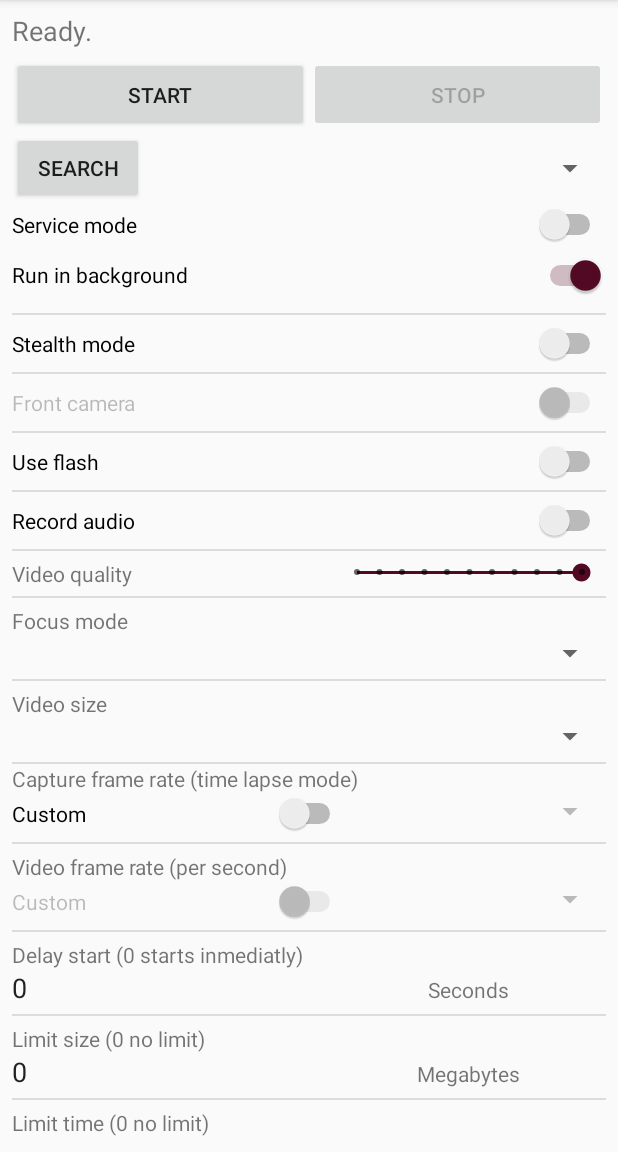
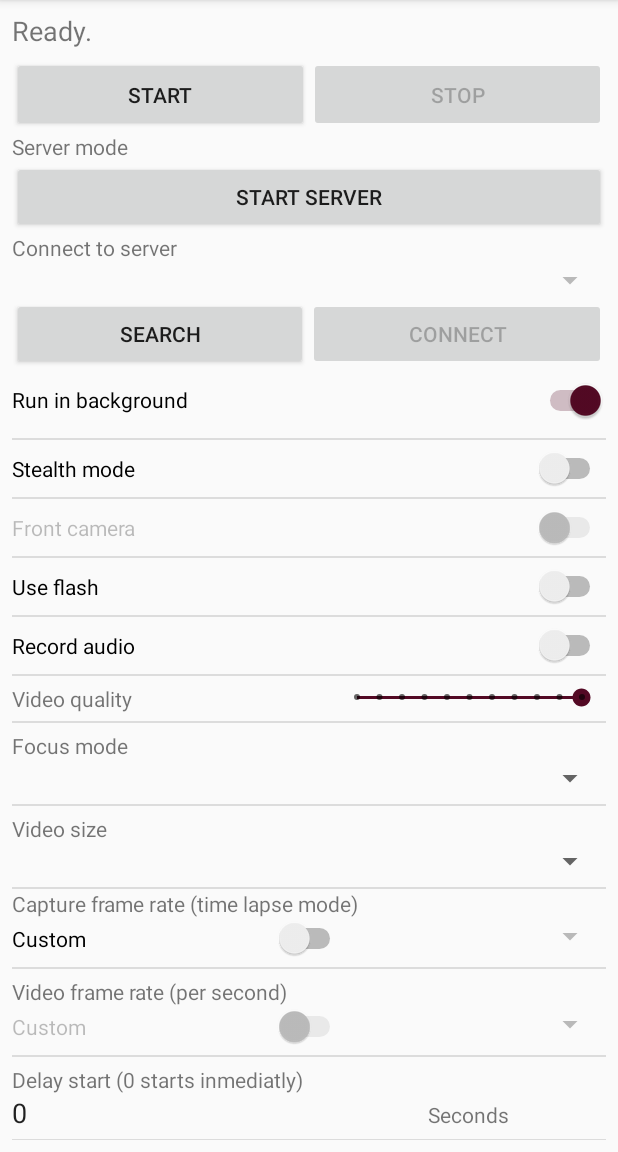
Before and after one commit to fedecris/gapcap, an Android app: the screen it shows after launch (MainActivity), on a phone screen of 412 x 824 dp, the part 84-1236 px from its top. Run offline under Robolectric (Android 15) with nearby library versions, the phone set to English and light mode, and no system bars; 9 statements that could not run were skipped.

Commit message:
Adecuaciones sobre version con inicio remoto. Still buggy...

```diff
--- a/app/src/main/java/ar/com/federicocristina/gapcap/Constants.java
+++ b/app/src/main/java/ar/com/federicocristina/gapcap/Constants.java
@@ -76,8 +76,7 @@ class Constants {
     static final String PREFERENCE_STEALTH_MODE                    = "STEALTH_MODE";
     // Shared preference: usar flash?
     static final String PREFERENCE_USE_FLASH                       = "USE_FLASH";
-    // Shared preference: modo server
-    static final String PREFERENCE_SERVICE_MODE                    = "SERVICE_MODE";
+
 
 
 
--- a/app/src/main/java/ar/com/federicocristina/gapcap/RecorderService.java
+++ b/app/src/main/java/ar/com/federicocristina/gapcap/RecorderService.java
@@ -67,8 +67,6 @@ public class RecorderService extends Service {
     boolean stealthMode;
     // Flash?
     boolean useFlash;
-    // Server mode?
-    boolean serviceMode;
 
     @Override
     public IBinder onBind(Intent intent) {
@@ -110,7 +108,6 @@ public class RecorderService extends Service {
                 repeatAtLimit = (Boolean)extras.get(Constants.PREFERENCE_REPEAT_AT_LIMIT);
                 stealthMode = (Boolean)extras.get(Constants.PREFERENCE_STEALTH_MODE);
                 useFlash = (Boolean)extras.get(Constants.PREFERENCE_USE_FLASH);
-                serviceMode = (Boolean)extras.get(Constants.PREFERENCE_SERVICE_MODE);
             }
             if (mRecordingStatus == false)
                 mRecordingStatus = startRecording();
--- a/app/src/main/java/networkdcq/communication/TCPClient.java
+++ b/app/src/main/java/networkdcq/communication/TCPClient.java
@@ -105,4 +105,6 @@ public class TCPClient extends TCPNetwork {
 			//process message
 		}
 	}
+
+
 }
--- a/app/src/main/java/networkdcq/communication/TCPCommunication.java
+++ b/app/src/main/java/networkdcq/communication/TCPCommunication.java
@@ -57,6 +57,7 @@ public class TCPCommunication extends NetworkCommunication implements Runnable{
 	@Override
 	public boolean stopService() {
 		listenerRunning = false;
+		listener.closeServer();
 		return false;
 	}
 
@@ -73,7 +74,7 @@ public class TCPCommunication extends NetworkCommunication implements Runnable{
 			clientPool.put(target.getHostIP(), new TCPClient(target.getHostIP()));
 
 		TCPClient client = clientPool.get(target.getHostIP());
-		if (client!=null && !client.connected) {
+		if ((client!=null && !client.connected) || (client.socket !=null && client.socket.isClosed())) {
 			client.connect();
 			HostDiscovery.otherHosts.put(target.getHostIP(), target);
 			return client.connected;
--- a/app/src/main/java/networkdcq/discovery/UDPListener.java
+++ b/app/src/main/java/networkdcq/discovery/UDPListener.java
@@ -62,7 +62,11 @@ class UDPListener extends UDPDiscovery implements Runnable {
 	    	NetworkDCQ.getCommunication().getConsumer().newHost(host);
 	    }
 	    else {
-	    	// Update host status
+			// Notify status change
+			if ((!otherHosts.get(values[0]).isOnLine() == "Y".equals(values[1])) || (otherHosts.get(values[0]).isOnLine() == "N".equals(values[1])) ) {
+				NetworkDCQ.getCommunication().getConsumer().newHostStatus(new Host(values[0], "Y".equals(values[1])?true:false));
+			}
+			// Update host status
 	    	otherHosts.get(values[0]).updateHostStatus("Y".equals(values[1])?true:false);
 	    }
 	}
--- a/app/src/main/res/layout/activity_main.xml
+++ b/app/src/main/res/layout/activity_main.xml
@@ -68,31 +68,53 @@
 
             </LinearLayout>
 
+            <TextView
+                android:id="@+id/textView2"
+                android:layout_width="match_parent"
+                android:layout_height="wrap_content"
+                android:text="Server mode" />
+
+            <Button
+                android:id="@+id/button_serverMode"
+                android:layout_width="match_parent"
+                android:layout_height="wrap_content"
+                android:onClick="startServerMode"
+                android:text="START SERVER" />
+
+            <TextView
+                android:id="@+id/textView"
+                android:layout_width="match_parent"
+                android:layout_height="wrap_content"
+                android:text="Connect to server" />
+
+            <Spinner
+                android:id="@+id/spinner_connectToHost"
+                android:layout_width="match_parent"
+                android:layout_height="match_parent"
+                android:layout_weight="1" />
+
             <LinearLayout
                 android:layout_width="match_parent"
                 android:layout_height="match_parent"
                 android:orientation="horizontal">
 
                 <Button
+                    android:id="@+id/button_searchServers"
+                    android:layout_width="wrap_content"
+                    android:layout_height="wrap_content"
+                    android:layout_weight="1"
+                    android:onClick="searchForRemoteHost"
+                    android:text="SEARCH" />
+
+                <Button
                     android:id="@+id/button_connectToHost"
                     android:layout_width="wrap_content"
                     android:layout_height="wrap_content"
-                    android:layout_weight="0"
-                    android:onClick="connectToRemoteHost"
-                    android:text="SEARCH" />
+                    android:layout_weight="1"
+                    android:onClick="connectToServer"
+                    android:text="CONNECT" />
 
-                <Spinner
-                    android:id="@+id/spinner_connectToHost"
-                    android:layout_width="wrap_content"
-                    android:layout_height="match_parent"
-                    android:layout_weight="1" />
             </LinearLayout>
-
-            <Switch
-                android:id="@+id/switch_serviceMode"
-                android:layout_width="match_parent"
-                android:layout_height="wrap_content"
-                android:text="Service mode" />
 
             <Switch
                 android:id="@+id/switch_toBackground"
```
Also changed, not shown: app/src/main/java/ar/com/federicocristina/gapcap/MainActivity.java (+174 -80 lines), app/src/main/java/ar/com/federicocristina/gapcap/NetworkConsumer.java (+23 -12 lines), app/src/main/java/ar/com/federicocristina/gapcap/NetworkData.java (+10 -2 lines), app/src/main/java/networkdcq/NetworkApplicationDataConsumer.java (+7 -0 lines), app/src/main/java/networkdcq/communication/TCPNetwork.java (+7 -2 lines).
